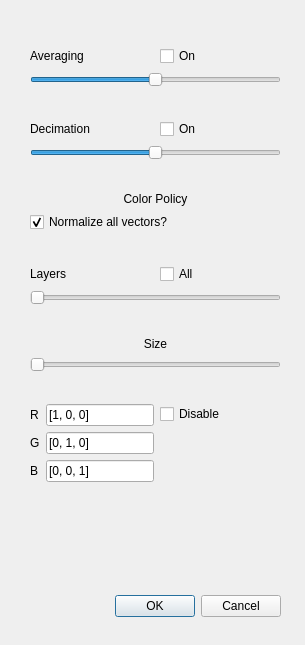
Above: Windows/UI_files/PerfOptions.ui from LemurPwned/VISM before the change. Below: the same form after it.
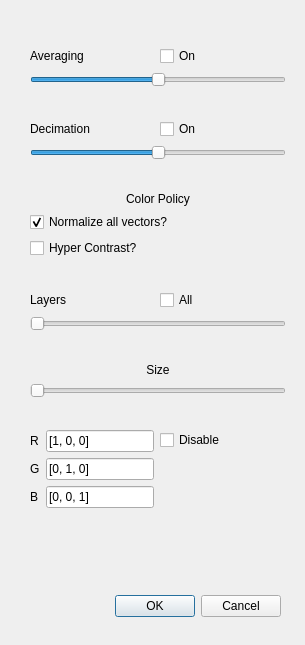
That is the form after the change.

Commit message: fixes #110 adding super high contrast

The edit to the form file:
```diff
--- a/Windows/UI_files/PerfOptions.ui
+++ b/Windows/UI_files/PerfOptions.ui
@@ -34,7 +34,7 @@
     <rect>
      <x>30</x>
      <y>20</y>
-     <width>251</width>
+     <width>256</width>
      <height>580</height>
     </rect>
    </property>
@@ -163,7 +163,7 @@
       </property>
      </widget>
     </item>
-    <item row="9" column="0" colspan="2">
+    <item row="10" column="0" colspan="2">
      <spacer name="horizontalSpacer_3">
       <property name="orientation">
        <enum>Qt::Horizontal</enum>
@@ -176,7 +176,7 @@
       </property>
      </spacer>
     </item>
-    <item row="10" column="0">
+    <item row="11" column="0">
      <widget class="QLabel" name="label_3">
       <property name="text">
        <string>Layers</string>
@@ -186,14 +186,14 @@
       </property>
      </widget>
     </item>
-    <item row="10" column="1">
+    <item row="11" column="1">
      <widget class="QCheckBox" name="checkBox">
       <property name="text">
        <string>All</string>
       </property>
      </widget>
     </item>
-    <item row="11" column="0" colspan="2">
+    <item row="12" column="0" colspan="2">
      <widget class="QSlider" name="horizontalSlider_2">
       <property name="enabled">
        <bool>false</bool>
@@ -203,20 +203,20 @@
       </property>
      </widget>
     </item>
-    <item row="13" column="0" colspan="2">
-     <spacer name="horizontalSpacer_4">
-      <property name="orientation">
-       <enum>Qt::Horizontal</enum>
-      </property>
-      <property name="sizeHint" stdset="0">
-       <size>
-        <width>40</width>
-        <height>20</height>
-       </size>
-      </property>
-     </spacer>
-    </item>
     <item row="14" column="0" colspan="2">
+     <spacer name="horizontalSpacer_4">
+      <property name="orientation">
+       <enum>Qt::Horizontal</enum>
+      </property>
+      <property name="sizeHint" stdset="0">
+       <size>
+        <width>40</width>
+        <height>20</height>
+       </size>
+      </property>
+     </spacer>
+    </item>
+    <item row="15" column="0" colspan="2">
      <widget class="QLabel" name="label_4">
       <property name="text">
        <string>Size</string>
@@ -226,14 +226,14 @@
       </property>
      </widget>
     </item>
-    <item row="15" column="0" colspan="2">
-     <widget class="QSlider" name="horizontalSlider_3">
-      <property name="orientation">
-       <enum>Qt::Horizontal</enum>
-      </property>
-     </widget>
-    </item>
     <item row="16" column="0" colspan="2">
+     <widget class="QSlider" name="horizontalSlider_3">
+      <property name="orientation">
+       <enum>Qt::Horizontal</enum>
+      </property>
+     </widget>
+    </item>
+    <item row="17" column="0" colspan="2">
      <spacer name="horizontalSpacer_5">
       <property name="orientation">
        <enum>Qt::Horizontal</enum>
@@ -246,7 +246,7 @@
       </property>
      </spacer>
     </item>
-    <item row="17" column="0">
+    <item row="18" column="0">
      <layout class="QFormLayout" name="formLayout_2">
       <property name="fieldGrowthPolicy">
        <enum>QFormLayout::AllNonFixedFieldsGrow</enum>
@@ -295,7 +295,7 @@
       </item>
      </layout>
     </item>
-    <item row="17" column="1">
+    <item row="18" column="1">
      <widget class="QCheckBox" name="checkBox_4">
       <property name="text">
        <string>Disable</string>
@@ -312,6 +312,19 @@
       </property>
      </widget>
     </item>
+    <item row="9" column="0">
+     <widget class="QCheckBox" name="checkBox_6">
+      <property name="enabled">
+       <bool>true</bool>
+      </property>
+      <property name="text">
+       <string>Hyper Contrast?</string>
+      </property>
+      <property name="checked">
+       <bool>false</bool>
+      </property>
+     </widget>
+    </item>
    </layout>
   </widget>
  </widget>
```
The commit also changes 11 other files.
